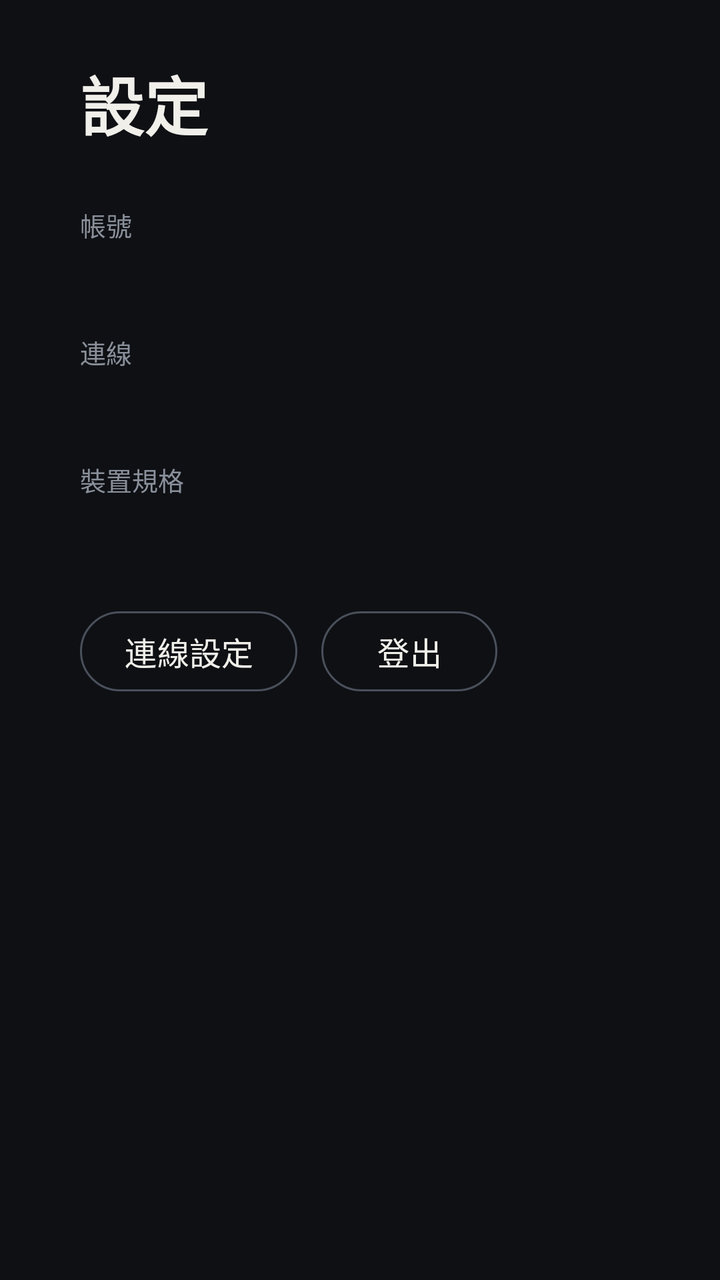
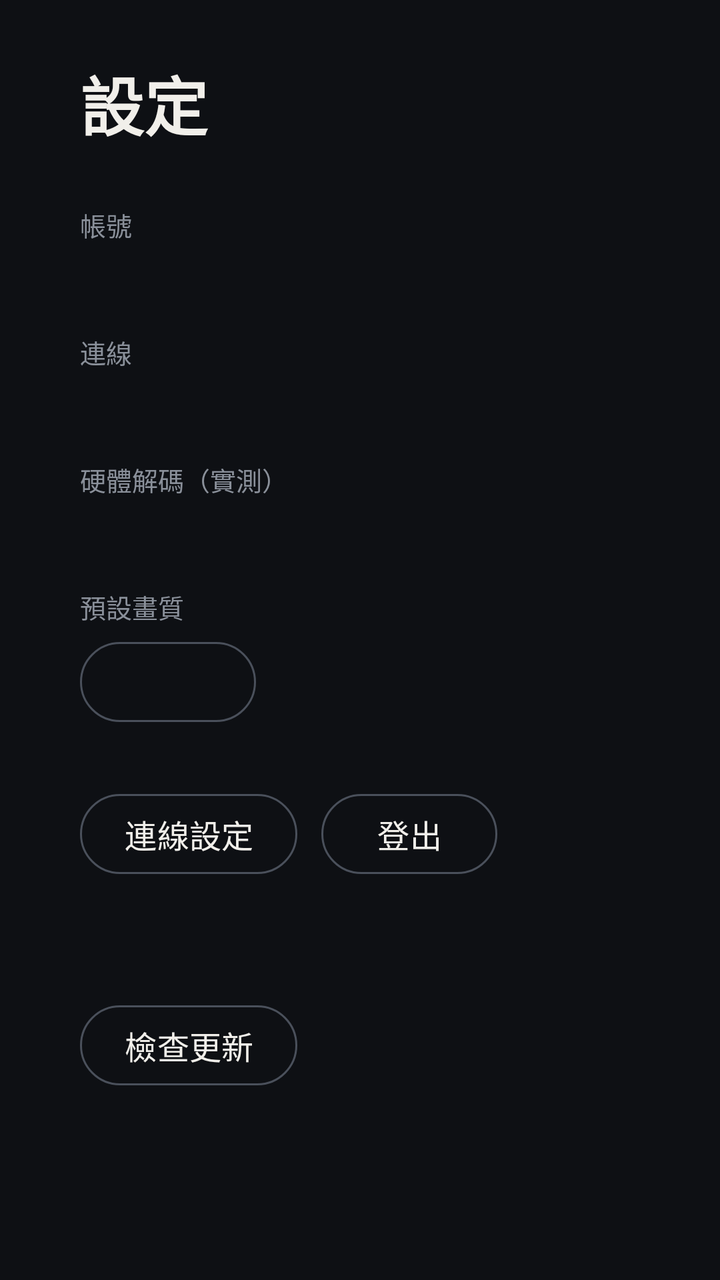

Before-and-after screenshots of an Android layout around one commit, followed by the original layout XML and the change that was made.
<!-- AndroidManifest.xml: application theme Theme.Player -->
<!-- res/layout/fragment_settings.xml -->
<?xml version="1.0" encoding="utf-8"?>
<ScrollView xmlns:android="http://schemas.android.com/apk/res/android"
    android:layout_width="match_parent"
    android:layout_height="match_parent">

    <LinearLayout
        android:layout_width="560dp"
        android:layout_height="wrap_content"
        android:orientation="vertical"
        android:paddingStart="40dp"
        android:paddingTop="28dp"
        android:paddingBottom="32dp">

        <TextView
            android:layout_width="wrap_content"
            android:layout_height="wrap_content"
            android:text="設定"
            android:textColor="@color/text"
            android:textSize="32sp"
            android:textStyle="bold" />

        <TextView
            android:layout_width="wrap_content"
            android:layout_height="wrap_content"
            android:layout_marginTop="28dp"
            android:text="帳號"
            android:textColor="@color/text_tertiary"
            android:textSize="13sp" />

        <TextView
            android:id="@+id/account"
            style="@style/Text.Body"
            android:layout_width="wrap_content"
            android:layout_height="wrap_content"
            android:layout_marginTop="4dp" />

        <TextView
            android:layout_width="wrap_content"
            android:layout_height="wrap_content"
            android:layout_marginTop="20dp"
            android:text="連線"
            android:textColor="@color/text_tertiary"
            android:textSize="13sp" />

        <TextView
            android:id="@+id/connection"
            style="@style/Text.Body"
            android:layout_width="wrap_content"
            android:layout_height="wrap_content"
            android:layout_marginTop="4dp"
            android:lineSpacingMultiplier="1.3" />

        <TextView
            android:layout_width="wrap_content"
            android:layout_height="wrap_content"
            android:layout_marginTop="20dp"
            android:text="裝置規格"
            android:textColor="@color/text_tertiary"
            android:textSize="13sp" />

        <TextView
            android:id="@+id/profile"
            style="@style/Text.Body"
            android:layout_width="wrap_content"
            android:layout_height="wrap_content"
            android:layout_marginTop="4dp" />

        <LinearLayout
            android:layout_width="wrap_content"
            android:layout_height="wrap_content"
            android:layout_marginTop="28dp"
            android:orientation="horizontal">

            <com.google.android.material.button.MaterialButton
                android:id="@+id/editConnection"
                style="@style/Button.Outline"
                android:layout_width="wrap_content"
                android:layout_height="wrap_content"
                android:text="連線設定" />

            <com.google.android.material.button.MaterialButton
                android:id="@+id/logout"
                style="@style/Button.Outline"
                android:layout_width="wrap_content"
                android:layout_height="wrap_content"
                android:layout_marginStart="12dp"
                android:text="登出" />
        </LinearLayout>

        <TextView
            android:id="@+id/version"
            android:layout_width="wrap_content"
            android:layout_height="wrap_content"
            android:layout_marginTop="32dp"
            android:textColor="@color/text_tertiary"
            android:textSize="13sp" />
    </LinearLayout>
</ScrollView>
<!-- resources referenced by this layout -->
<resources>
  <color name="text">#F1EFEA</color>
  <color name="text_tertiary">#8A909A</color>
  <style name="Button.Outline" parent="Widget.Material3.Button.OutlinedButton">
          <item name="android:minHeight">48dp</item>
          <item name="android:textSize">16sp</item>
          <item name="android:textColor">@color/text</item>
          <item name="strokeColor">@color/outline</item>
          <item name="android:paddingStart">22dp</item>
          <item name="android:paddingEnd">22dp</item>
      </style>
  <style name="Text.Body" parent="">
          <item name="android:textColor">@color/text</item>
          <item name="android:textSize">15sp</item>
      </style>
  <style name="Theme.Player" parent="Theme.Material3.Dark.NoActionBar">
          <item name="colorPrimary">@color/accent</item>
          <item name="colorOnPrimary">@color/on_accent</item>
          
          <item name="colorSecondary">@color/accent</item>
          <item name="colorOnSecondary">@color/on_accent</item>
          <item name="colorPrimaryContainer">@color/surface_high</item>
          <item name="colorOnPrimaryContainer">@color/accent</item>
          <item name="colorSecondaryContainer">@color/surface_high</item>
          <item name="colorOnSecondaryContainer">@color/accent</item>
          <item name="colorSurface">@color/bg</item>
          <item name="colorOnSurface">@color/text</item>
          <item name="colorOnSurfaceVariant">@color/text_secondary</item>
          <item name="colorSurfaceContainer">@color/surface</item>
          <item name="colorSurfaceContainerHigh">@color/surface_high</item>
          <item name="colorOutline">@color/outline</item>
          <item name="colorOutlineVariant">@color/line</item>
          <item name="android:colorBackground">@color/bg</item>
          <item name="android:windowBackground">@color/bg</item>
          <item name="android:statusBarColor">@color/bg</item>
          <item name="android:navigationBarColor">@color/bg</item>
      </style>
  <color name="outline">#4A505B</color>
  <color name="accent">#F2A93B</color>
  <color name="on_accent">#1A1206</color>
  <color name="surface_high">#20242C</color>
  <color name="bg">#0E1014</color>
  <color name="text_secondary">#A9AEB7</color>
  <color name="surface">#171A20</color>
  <color name="line">#2A2F38</color>
</resources>

<!-- the commit's change to res/layout/fragment_settings.xml (unified diff, before → after) -->
@@ -54,13 +54,28 @@
             android:layout_width="wrap_content"
             android:layout_height="wrap_content"
             android:layout_marginTop="20dp"
-            android:text="裝置規格"
+            android:text="硬體解碼（實測）"
             android:textColor="@color/text_tertiary"
             android:textSize="13sp" />
 
         <TextView
-            android:id="@+id/profile"
+            android:id="@+id/decoders"
             style="@style/Text.Body"
+            android:layout_width="wrap_content"
+            android:layout_height="wrap_content"
+            android:layout_marginTop="4dp" />
+
+        <TextView
+            android:layout_width="wrap_content"
+            android:layout_height="wrap_content"
+            android:layout_marginTop="20dp"
+            android:text="預設畫質"
+            android:textColor="@color/text_tertiary"
+            android:textSize="13sp" />
+
+        <com.google.android.material.button.MaterialButton
+            android:id="@+id/quality"
+            style="@style/Button.Outline"
             android:layout_width="wrap_content"
             android:layout_height="wrap_content"
             android:layout_marginTop="4dp" />
@@ -94,5 +109,28 @@
             android:layout_marginTop="32dp"
             android:textColor="@color/text_tertiary"
             android:textSize="13sp" />
+
+        <LinearLayout
+            android:layout_width="wrap_content"
+            android:layout_height="wrap_content"
+            android:layout_marginTop="8dp"
+            android:gravity="center_vertical"
+            android:orientation="horizontal">
+
+            <com.google.android.material.button.MaterialButton
+                android:id="@+id/checkUpdate"
+                style="@style/Button.Outline"
+                android:layout_width="wrap_content"
+                android:layout_height="wrap_content"
+                android:text="檢查更新" />
+
+            <TextView
+                android:id="@+id/updateStatus"
+                android:layout_width="wrap_content"
+                android:layout_height="wrap_content"
+                android:layout_marginStart="12dp"
+                android:textColor="@color/text_secondary"
+                android:textSize="13sp" />
+        </LinearLayout>
     </LinearLayout>
 </ScrollView>
